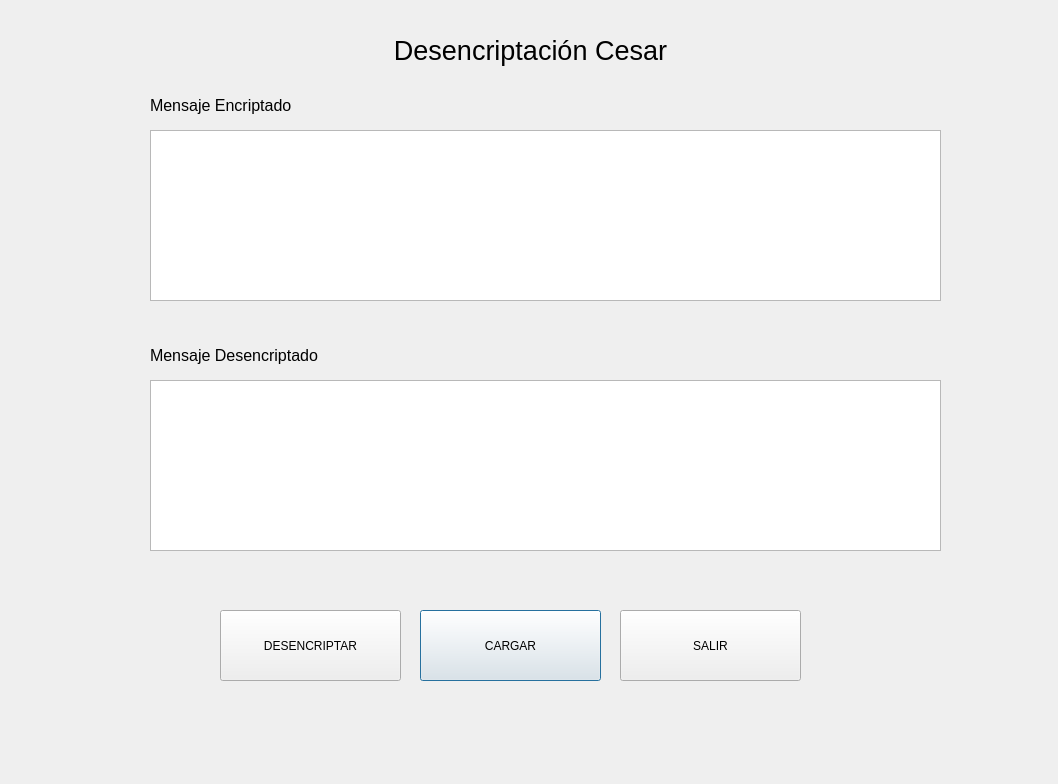
Old version of the form cipherApp/frmdecodecesar.ui in the repository DJCC006/cipherApp.
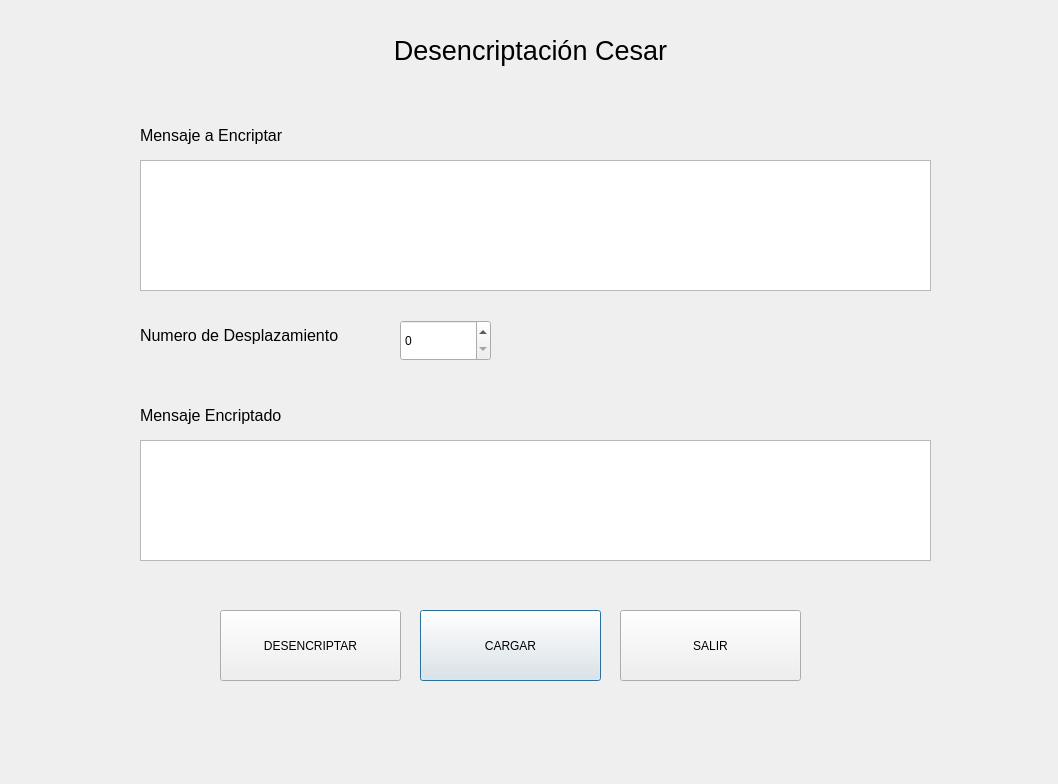
New version of the form.

What changed in the file:
```diff
--- a/cipherApp/frmdecodecesar.ui
+++ b/cipherApp/frmdecodecesar.ui
@@ -47,44 +47,6 @@
     <string>CARGAR</string>
    </property>
   </widget>
-  <widget class="QLabel" name="label_2">
-   <property name="geometry">
-    <rect>
-     <x>150</x>
-     <y>90</y>
-     <width>211</width>
-     <height>31</height>
-    </rect>
-   </property>
-   <property name="font">
-    <font>
-     <pointsize>12</pointsize>
-    </font>
-   </property>
-   <property name="text">
-    <string>Mensaje Encriptado</string>
-   </property>
-  </widget>
-  <widget class="QPlainTextEdit" name="plainTextEdit">
-   <property name="geometry">
-    <rect>
-     <x>150</x>
-     <y>130</y>
-     <width>791</width>
-     <height>171</height>
-    </rect>
-   </property>
-  </widget>
-  <widget class="QPlainTextEdit" name="plainTextEdit_2">
-   <property name="geometry">
-    <rect>
-     <x>150</x>
-     <y>380</y>
-     <width>791</width>
-     <height>171</height>
-    </rect>
-   </property>
-  </widget>
   <widget class="QPushButton" name="pushButton_4">
    <property name="geometry">
     <rect>
@@ -98,24 +60,6 @@
     <string>SALIR</string>
    </property>
   </widget>
-  <widget class="QLabel" name="label_3">
-   <property name="geometry">
-    <rect>
-     <x>150</x>
-     <y>340</y>
-     <width>211</width>
-     <height>31</height>
-    </rect>
-   </property>
-   <property name="font">
-    <font>
-     <pointsize>12</pointsize>
-    </font>
-   </property>
-   <property name="text">
-    <string>Mensaje Desencriptado</string>
-   </property>
-  </widget>
   <widget class="QPushButton" name="pushButton_3">
    <property name="geometry">
     <rect>
@@ -129,6 +73,90 @@
     <string>DESENCRIPTAR</string>
    </property>
   </widget>
+  <widget class="QLabel" name="label_2">
+   <property name="geometry">
+    <rect>
+     <x>140</x>
+     <y>120</y>
+     <width>211</width>
+     <height>31</height>
+    </rect>
+   </property>
+   <property name="font">
+    <font>
+     <pointsize>12</pointsize>
+    </font>
+   </property>
+   <property name="text">
+    <string>Mensaje a Encriptar</string>
+   </property>
+  </widget>
+  <widget class="QPlainTextEdit" name="boxPlano">
+   <property name="geometry">
+    <rect>
+     <x>140</x>
+     <y>160</y>
+     <width>791</width>
+     <height>131</height>
+    </rect>
+   </property>
+  </widget>
+  <widget class="QPlainTextEdit" name="boxEncriptado">
+   <property name="geometry">
+    <rect>
+     <x>140</x>
+     <y>440</y>
+     <width>791</width>
+     <height>121</height>
+    </rect>
+   </property>
+  </widget>
+  <widget class="QLabel" name="label_4">
+   <property name="geometry">
+    <rect>
+     <x>140</x>
+     <y>320</y>
+     <width>251</width>
+     <height>31</height>
+    </rect>
+   </property>
+   <property name="font">
+    <font>
+     <pointsize>12</pointsize>
+    </font>
+   </property>
+   <property name="text">
+    <string>Numero de Desplazamiento</string>
+   </property>
+  </widget>
+  <widget class="QSpinBox" name="spinBox">
+   <property name="geometry">
+    <rect>
+     <x>400</x>
+     <y>320</y>
+     <width>91</width>
+     <height>41</height>
+    </rect>
+   </property>
+  </widget>
+  <widget class="QLabel" name="label_3">
+   <property name="geometry">
+    <rect>
+     <x>140</x>
+     <y>400</y>
+     <width>211</width>
+     <height>31</height>
+    </rect>
+   </property>
+   <property name="font">
+    <font>
+     <pointsize>12</pointsize>
+    </font>
+   </property>
+   <property name="text">
+    <string>Mensaje Encriptado</string>
+   </property>
+  </widget>
  </widget>
  <resources/>
  <connections/>
```
